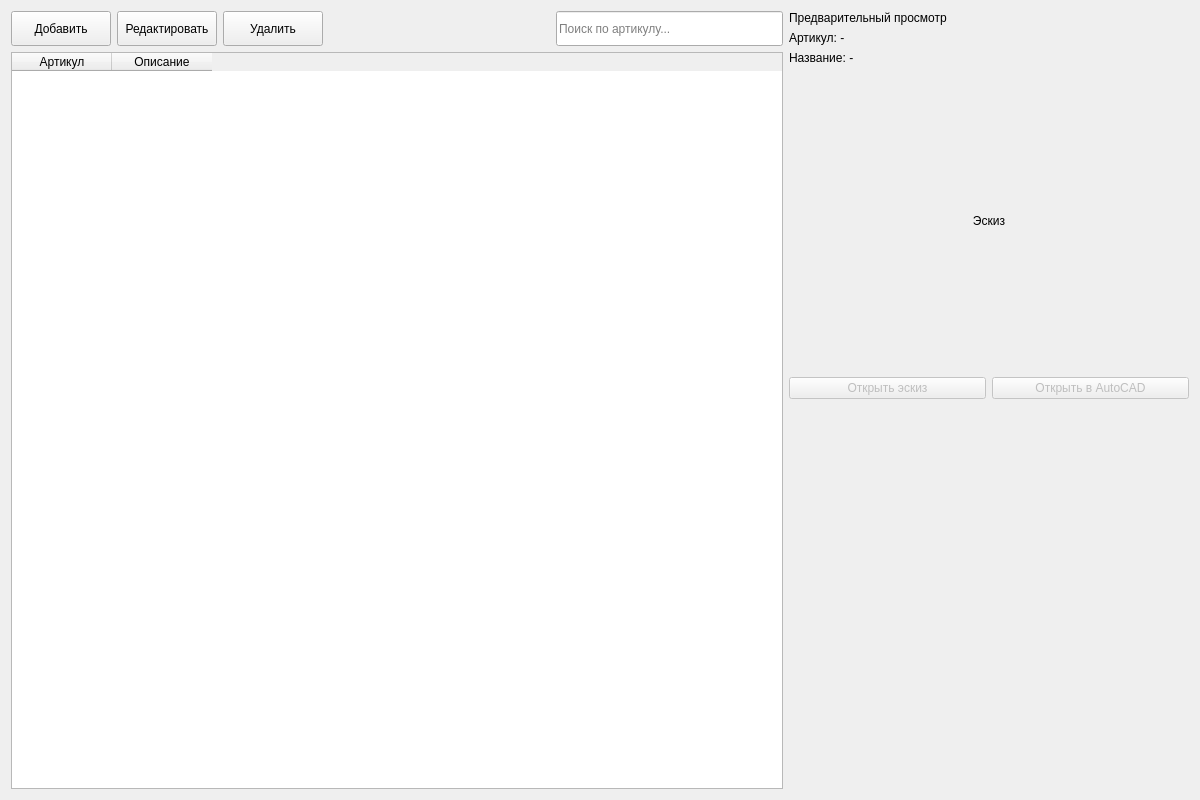
Old version of the form src/client/ui/window_profiles.ui in the repository formemu/aditim-monitor.
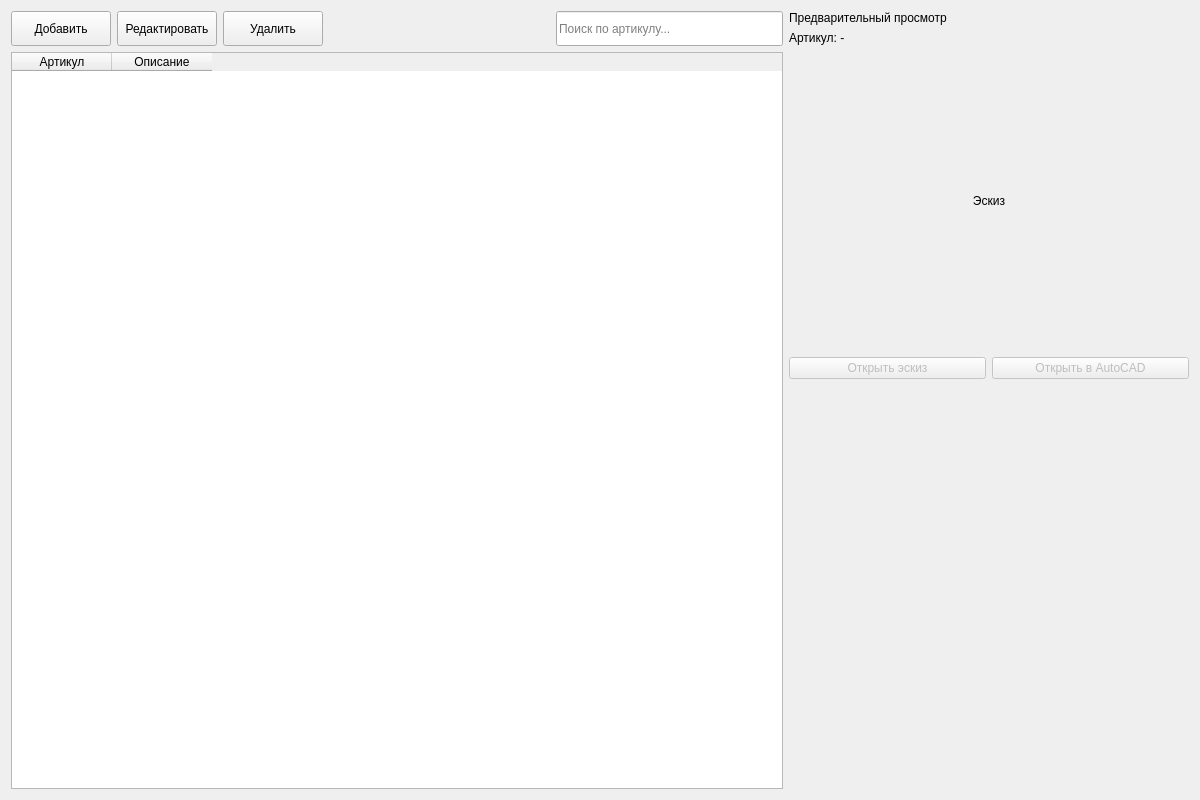
New version of the form.

Patch:
```diff
--- a/src/client/ui/window_profiles.ui
+++ b/src/client/ui/window_profiles.ui
@@ -132,13 +132,6 @@
         </property>
        </widget>
       </item>
-      <item>
-       <widget class="QLabel" name="label_profile_name">
-        <property name="text">
-         <string>Название: -</string>
-        </property>
-       </widget>
-      </item>
       <item>
        <widget class="QLabel" name="label_sketch">
         <property name="text">
```
Left out of the diff: 80 changed lines with no effect on the pictures. Lines whose indentation alone changed are shown as unchanged.
